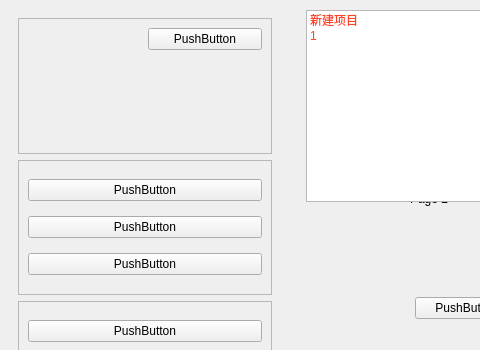
Before: the Qt Designer form transfer/ui/teset.ui in AlienationX/desktop-app-transfer, drawn with Qt 5; both pictures show x 0 to 480 and y 0 to 350 of the 585 by 455 pixel window.
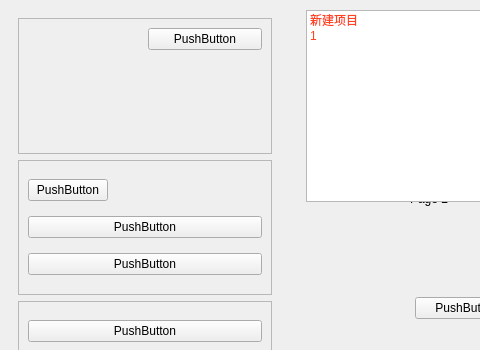
After: the same form once the commit is applied. The open tabs and pages were chosen to show the change. Icons and pictures are not drawn.

The edit to the form file:
```diff
--- a/transfer/ui/teset.ui
+++ b/transfer/ui/teset.ui
@@ -74,7 +74,7 @@
             <enum>QFrame::Raised</enum>
            </property>
            <layout class="QVBoxLayout" name="verticalLayout_3">
-            <item>
+            <item alignment="Qt::AlignLeft">
              <widget class="QPushButton" name="pushButton_2">
               <property name="text">
                <string>PushButton</string>
```
Left out of the diff: 14 changed lines with no effect on the pictures.
